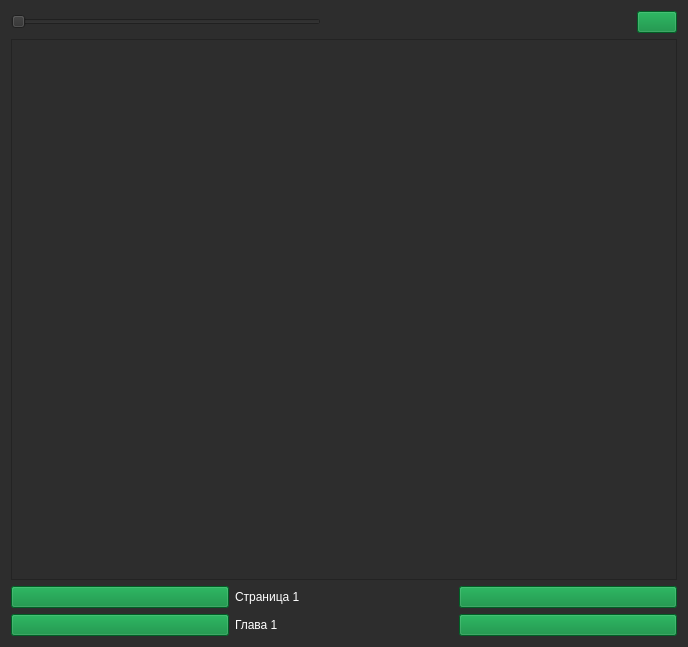
The window that forms/desu_readerUI.ui (brandonzorn/Nlight) describes before a commit, drawn with Qt 5.
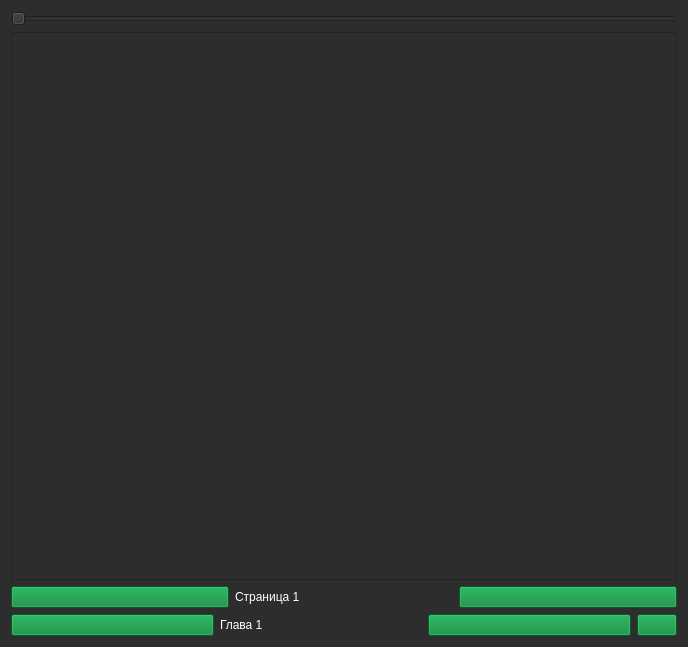
The same window after the commit. Icons and pictures are not drawn.

Commit message: updated fullscreen mode for reader

Diff of the .ui file:
```diff
--- a/forms/desu_readerUI.ui
+++ b/forms/desu_readerUI.ui
@@ -12,9 +12,201 @@
   </property>
   <property name="palette">
    <palette>
-    <active/>
-    <inactive/>
-    <disabled/>
+    <active>
+     <colorrole role="WindowText">
+      <brush brushstyle="SolidPattern">
+       <color alpha="255">
+        <red>255</red>
+        <green>255</green>
+        <blue>255</blue>
+       </color>
+      </brush>
+     </colorrole>
+     <colorrole role="Button">
+      <brush brushstyle="SolidPattern">
+       <color alpha="255">
+        <red>45</red>
+        <green>45</green>
+        <blue>45</blue>
+       </color>
+      </brush>
+     </colorrole>
+     <colorrole role="Text">
+      <brush brushstyle="SolidPattern">
+       <color alpha="255">
+        <red>255</red>
+        <green>255</green>
+        <blue>255</blue>
+       </color>
+      </brush>
+     </colorrole>
+     <colorrole role="ButtonText">
+      <brush brushstyle="SolidPattern">
+       <color alpha="255">
+        <red>255</red>
+        <green>255</green>
+        <blue>255</blue>
+       </color>
+      </brush>
+     </colorrole>
+     <colorrole role="Base">
+      <brush brushstyle="SolidPattern">
+       <color alpha="255">
+        <red>45</red>
+        <green>45</green>
+        <blue>45</blue>
+       </color>
+      </brush>
+     </colorrole>
+     <colorrole role="Window">
+      <brush brushstyle="SolidPattern">
+       <color alpha="255">
+        <red>45</red>
+        <green>45</green>
+        <blue>45</blue>
+       </color>
+      </brush>
+     </colorrole>
+     <colorrole role="PlaceholderText">
+      <brush brushstyle="SolidPattern">
+       <color alpha="255">
+        <red>255</red>
+        <green>255</green>
+        <blue>255</blue>
+       </color>
+      </brush>
+     </colorrole>
+    </active>
+    <inactive>
+     <colorrole role="WindowText">
+      <brush brushstyle="SolidPattern">
+       <color alpha="255">
+        <red>255</red>
+        <green>255</green>
+        <blue>255</blue>
+       </color>
+      </brush>
+     </colorrole>
+     <colorrole role="Button">
+      <brush brushstyle="SolidPattern">
+       <color alpha="255">
+        <red>45</red>
+        <green>45</green>
+        <blue>45</blue>
+       </color>
+      </brush>
+     </colorrole>
+     <colorrole role="Text">
+      <brush brushstyle="SolidPattern">
+       <color alpha="255">
+        <red>255</red>
+        <green>255</green>
+        <blue>255</blue>
+       </color>
+      </brush>
+     </colorrole>
+     <colorrole role="ButtonText">
+      <brush brushstyle="SolidPattern">
+       <color alpha="255">
+        <red>255</red>
+        <green>255</green>
+        <blue>255</blue>
+       </color>
+      </brush>
+     </colorrole>
+     <colorrole role="Base">
+      <brush brushstyle="SolidPattern">
+       <color alpha="255">
+        <red>45</red>
+        <green>45</green>
+        <blue>45</blue>
+       </color>
+      </brush>
+     </colorrole>
+     <colorrole role="Window">
+      <brush brushstyle="SolidPattern">
+       <color alpha="255">
+        <red>45</red>
+        <green>45</green>
+        <blue>45</blue>
+       </color>
+      </brush>
+     </colorrole>
+     <colorrole role="PlaceholderText">
+      <brush brushstyle="SolidPattern">
+       <color alpha="255">
+        <red>255</red>
+        <green>255</green>
+        <blue>255</blue>
+       </color>
+      </brush>
+     </colorrole>
+    </inactive>
+    <disabled>
+     <colorrole role="WindowText">
+      <brush brushstyle="SolidPattern">
+       <color alpha="255">
+        <red>255</red>
+        <green>255</green>
+        <blue>255</blue>
+       </color>
+      </brush>
+     </colorrole>
+     <colorrole role="Button">
+      <brush brushstyle="SolidPattern">
+       <color alpha="255">
+        <red>45</red>
+        <green>45</green>
+        <blue>45</blue>
+       </color>
+      </brush>
+     </colorrole>
+     <colorrole role="Text">
+      <brush brushstyle="SolidPattern">
+       <color alpha="255">
+        <red>255</red>
+        <green>255</green>
+        <blue>255</blue>
+       </color>
+      </brush>
+     </colorrole>
+     <colorrole role="ButtonText">
+      <brush brushstyle="SolidPattern">
+       <color alpha="255">
+        <red>255</red>
+        <green>255</green>
+        <blue>255</blue>
+       </color>
+      </brush>
+     </colorrole>
+     <colorrole role="Base">
+      <brush brushstyle="SolidPattern">
+       <color alpha="255">
+        <red>45</red>
+        <green>45</green>
+        <blue>45</blue>
+       </color>
+      </brush>
+     </colorrole>
+     <colorrole role="Window">
+      <brush brushstyle="SolidPattern">
+       <color alpha="255">
+        <red>45</red>
+        <green>45</green>
+        <blue>45</blue>
+       </color>
+      </brush>
+     </colorrole>
+     <colorrole role="PlaceholderText">
+      <brush brushstyle="SolidPattern">
+       <color alpha="255">
+        <red>255</red>
+        <green>255</green>
+        <blue>255</blue>
+       </color>
+      </brush>
+     </colorrole>
+    </disabled>
    </palette>
   </property>
   <property name="windowTitle">
@@ -46,46 +238,6 @@
        </property>
       </widget>
      </item>
-     <item>
-      <spacer name="horizontalSpacer">
-       <property name="orientation">
-        <enum>Qt::Horizontal</enum>
-       </property>
-       <property name="sizeType">
-        <enum>QSizePolicy::Expanding</enum>
-       </property>
-       <property name="sizeHint" stdset="0">
-        <size>
-         <width>40</width>
-         <height>20</height>
-        </size>
-       </property>
-      </spacer>
-     </item>
-     <item>
-      <widget class="QPushButton" name="btn_fullscreen">
-       <property name="sizePolicy">
-        <sizepolicy hsizetype="Preferred" vsizetype="Fixed">
-         <horstretch>0</horstretch>
-         <verstretch>0</verstretch>
-        </sizepolicy>
-       </property>
-       <property name="focusPolicy">
-        <enum>Qt::NoFocus</enum>
-       </property>
-       <property name="styleSheet">
-        <string notr="true">background-color: rgb(0, 133, 52);</string>
-       </property>
-       <property name="text">
-        <string/>
-       </property>
-       <property name="icon">
-        <iconset>
-         <normalon>../images/fullscreen.png</normalon>
-        </iconset>
-       </property>
-      </widget>
-     </item>
     </layout>
    </item>
    <item>
@@ -105,7 +257,7 @@
         <x>0</x>
         <y>0</y>
         <width>668</width>
-        <height>529</height>
+        <height>535</height>
        </rect>
       </property>
       <layout class="QVBoxLayout" name="verticalLayout_5">
@@ -226,6 +378,30 @@
          </property>
         </widget>
        </item>
+       <item>
+        <widget class="QPushButton" name="btn_fullscreen">
+         <property name="sizePolicy">
+          <sizepolicy hsizetype="Maximum" vsizetype="Fixed">
+           <horstretch>0</horstretch>
+           <verstretch>0</verstretch>
+          </sizepolicy>
+         </property>
+         <property name="focusPolicy">
+          <enum>Qt::NoFocus</enum>
+         </property>
+         <property name="styleSheet">
+          <string notr="true">background-color: rgb(0, 133, 52);</string>
+         </property>
+         <property name="text">
+          <string/>
+         </property>
+         <property name="icon">
+          <iconset>
+           <normalon>../images/fullscreen.png</normalon>
+          </iconset>
+         </property>
+        </widget>
+       </item>
       </layout>
      </item>
     </layout>
```
The commit also changes 3 other files.
